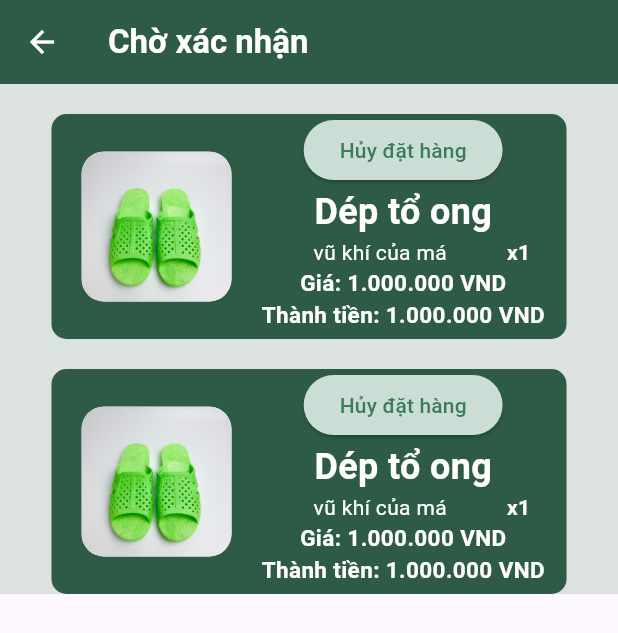
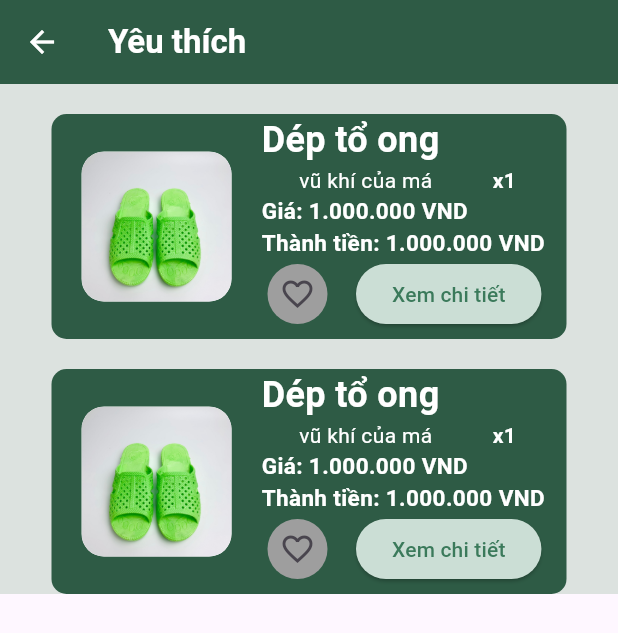
Before and after one commit to WuanNguyen/App_TMDT, a Flutter app: the screen it shows after launch, on a phone screen of 412 x 824 dp. Shown: the top 633 px of the screen. Run offline on Flutter 3.47's test engine with Material 3 defaults, Android fonts, the phone set to English and light mode, and no system bars; our stand-ins replace auto_size_text, curved_navigation_bar.

Commit message:
Giao diện yêu thích

```diff
--- a/lib/main.dart
+++ b/lib/main.dart
@@ -3,6 +3,7 @@ import 'package:doan_tmdt/screen/Package/Dismis_order.dart';
 import 'package:doan_tmdt/screen/Package/Has_Been_Delivered.dart';
 import 'package:doan_tmdt/screen/Package/Is_Being_Deliver.dart';
 import 'package:doan_tmdt/screen/Package/Wait_Comfirm.dart';
+import 'package:doan_tmdt/screen/Profile/Favorite.dart';
 import 'package:doan_tmdt/screen/product_detail_page.dart';
 import 'package:flutter/material.dart';
 import 'package:doan_tmdt/screen/login_page.dart';
@@ -21,7 +22,7 @@ class MyApp extends StatelessWidget {
         colorScheme: ColorScheme.fromSeed(seedColor: Colors.deepPurple),
         useMaterial3: true,
       ),
-      home: WaitComfirmProduct()
+      home: Favorite()
     );
   }
 }
--- /dev/null
+++ b/lib/screen/Profile/Favorite.dart
@@ -0,0 +1,144 @@
+import 'package:flutter/material.dart';
+
+class Favorite extends StatefulWidget {
+  const Favorite({super.key});
+
+  @override
+  State<Favorite> createState() => _FavoriteState();
+}
+
+class _FavoriteState extends State<Favorite> {
+  bool FavoriteIcon = false;
+  bool FavoriteIcon2 = false;
+  @override
+  Widget build(BuildContext context) {
+    return Scaffold(
+      appBar: AppBar(
+        title: Text('Yêu thích',style: TextStyle(color: Colors.white,fontWeight: FontWeight.bold),),
+        leading: IconButton(
+          icon: Icon(Icons.arrow_back,color: Colors.white,),
+          onPressed: () {
+            // Xử lý khi nút arrow_back được nhấn
+            Navigator.pop(context);
+          },
+        ),
+        backgroundColor: const Color.fromRGBO(46, 91, 69, 1),
+      ),
+      body: SingleChildScrollView(
+        child: Container(
+          width: MediaQuery.of(context).size.width,
+          color: Color.fromARGB(255, 220, 226, 223),
+          child: Column(
+            crossAxisAlignment: CrossAxisAlignment.center,
+            children: [
+              SizedBox(height: 20),
+              Container(
+                width: MediaQuery.of(context).size.width / 1.2 ,
+                height: 150,
+                decoration: BoxDecoration(
+                  color: const Color.fromRGBO(46, 91, 69, 1),
+                  borderRadius: BorderRadius.circular(10.0), // Điều chỉnh giá trị này để thay đổi độ cong của bo góc
+                ),
+                child: Center(
+                  child: Row(
+                    children: [
+                      Container(
+                        height: 100,
+                        width: 100,
+                        margin: EdgeInsets.fromLTRB(20, 20, 20, 20),
+                        clipBehavior: Clip.antiAlias,
+                        decoration: ShapeDecoration(
+                          color: Colors.white,
+                          shape: RoundedRectangleBorder(
+                            borderRadius: BorderRadius.circular(15)
+                          )
+                        ),
+                        child: Image.asset('assets/img/dep.jpg',height: 125,width: 125),
+                      ),
+                      Column(
+                        crossAxisAlignment: CrossAxisAlignment.start,
+                        children: [
+                          Text('Dép tổ ong',style: TextStyle(fontSize: 24,fontWeight: FontWeight.bold,color: Colors.white),),
+                          Row(children: [SizedBox(width: 25,), Text('vũ khí của má',style: TextStyle(color: Colors.white),),SizedBox(width: 40,),Text('x1',style: TextStyle(color: Colors.white,fontWeight: FontWeight.bold),)],),
+                          Text('Giá: 1.000.000 VND',style: TextStyle(fontSize: 15,fontWeight: FontWeight.bold,color: Colors.white),),
+                          Text('Thành tiền: 1.000.000 VND',style: TextStyle(fontSize: 15,fontWeight: FontWeight.bold,color: Colors.white),),
+                          Row(
+                            children: [
+                              IconButton(
+                                onPressed: (){
+                                  setState(() {
+                                    FavoriteIcon = !FavoriteIcon;
+                                  });
+                                },
+                                style: ButtonStyle(backgroundColor: MaterialStateProperty.all(FavoriteIcon ? Colors.grey:Colors.grey),),
+                                icon: Icon(FavoriteIcon ? Icons.favorite : Icons.favorite_border ),
+                              ),
+                              SizedBox(width: 15,),
+                              ElevatedButton(onPressed: (){}, child: Text('Xem chi tiết',style: TextStyle(color: Color.fromRGBO(59, 122, 91, 1),),),style: ButtonStyle(minimumSize: MaterialStateProperty.all(Size(20, 40)),backgroundColor: MaterialStateProperty.all<Color>(Color.fromRGBO(203, 222, 213, 1)),),),
+                            ],
+                          ),
+                        ],
+                      )
+                    ],
+                  ),
+                ),
+              ),
+              SizedBox(height: 20,),
+              Container(
+                width: MediaQuery.of(context).size.width / 1.2 ,
+                height: 150,
+                decoration: BoxDecoration(
+                  color: const Color.fromRGBO(46, 91, 69, 1),
+                  borderRadius: BorderRadius.circular(10.0), // Điều chỉnh giá trị này để thay đổi độ cong của bo góc
+                ),
+                child: Center(
+                  child: Row(
+                    children: [
+                      Container(
+                        height: 100,
+                        width: 100,
+                        margin: EdgeInsets.fromLTRB(20, 20, 20, 20),
+                        clipBehavior: Clip.antiAlias,
+                        decoration: ShapeDecoration(
+                          color: Colors.white,
+                          shape: RoundedRectangleBorder(
+                            borderRadius: BorderRadius.circular(15)
+                          )
+                        ),
+                        child: Image.asset('assets/img/dep.jpg',height: 125,width: 125),
+                      ),
+                      Column(
+                        crossAxisAlignment: CrossAxisAlignment.start,
+                        children: [
+                          Text('Dép tổ ong',style: TextStyle(fontSize: 24,fontWeight: FontWeight.bold,color: Colors.white),),
+                          Row(children: [SizedBox(width: 25,), Text('vũ khí của má',style: TextStyle(color: Colors.white),),SizedBox(width: 40,),Text('x1',style: TextStyle(color: Colors.white,fontWeight: FontWeight.bold),)],),
+                          Text('Giá: 1.000.000 VND',style: TextStyle(fontSize: 15,fontWeight: FontWeight.bold,color: Colors.white),),
+                          Text('Thành tiền: 1.000.000 VND',style: TextStyle(fontSize: 15,fontWeight: FontWeight.bold,color: Colors.white),),
+                          Row(
+                            children: [
+                              IconButton(
+                                onPressed: (){
+                                  setState(() {
+                                    FavoriteIcon2 = !FavoriteIcon2;
+                                  });
+                                },
+                                style: ButtonStyle(backgroundColor: MaterialStateProperty.all(FavoriteIcon ? Colors.grey:Colors.grey),),
+                                icon: Icon(FavoriteIcon2 ? Icons.favorite : Icons.favorite_border ),
+                              ),
+                              SizedBox(width: 15,),
+                              ElevatedButton(onPressed: (){}, child: Text('Xem chi tiết',style: TextStyle(color: Color.fromRGBO(59, 122, 91, 1),),),style: ButtonStyle(minimumSize: MaterialStateProperty.all(Size(20, 40)),backgroundColor: MaterialStateProperty.all<Color>(Color.fromRGBO(203, 222, 213, 1)),),),
+                            ],
+                          ),
+                        ],
+                      )
+                    ],
+                  ),
+                ),
+              ),
+            ],
+          ),
+        ),
+      ),
+    );
+  }
+}
```
